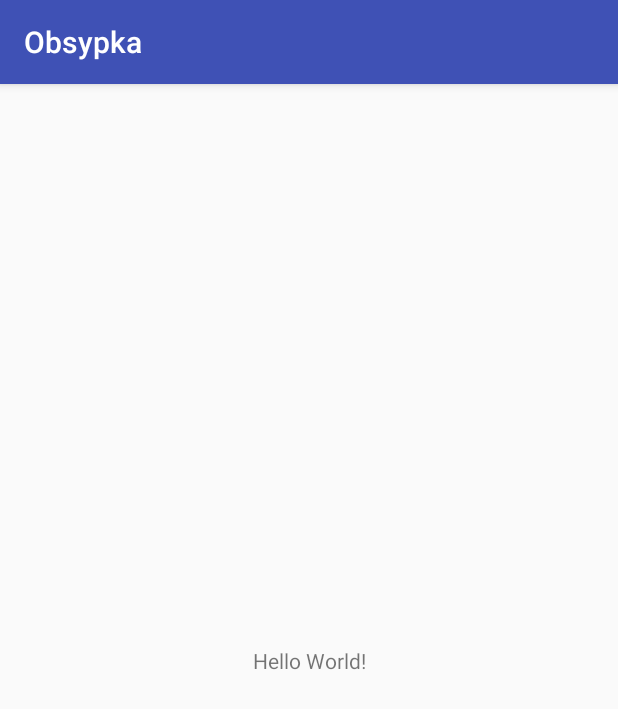
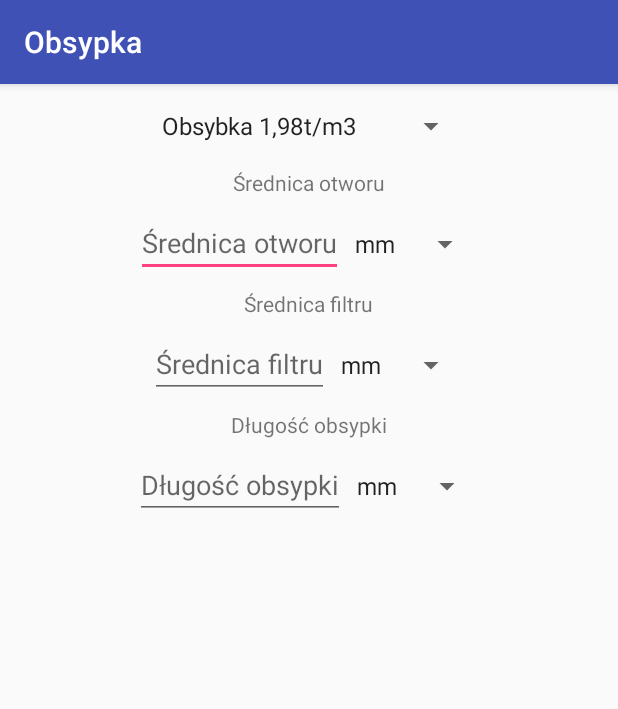
Before and after one commit to macwojs/Obsypka, an Android app: the screen it shows after launch (MainActivity), on a phone screen of 412 x 824 dp. Shown: the top 709 px of the screen. Run offline under Robolectric (Android 15) with nearby library versions, the phone set to English and light mode, and no system bars.

Commit message:
Add main_layout config

```diff
--- a/app/src/main/res/layout/activity_main.xml
+++ b/app/src/main/res/layout/activity_main.xml
@@ -1,18 +1,66 @@
 <?xml version="1.0" encoding="utf-8"?>
-<android.support.constraint.ConstraintLayout xmlns:android="http://schemas.android.com/apk/res/android"
+<LinearLayout
+    xmlns:android="http://schemas.android.com/apk/res/android"
     xmlns:app="http://schemas.android.com/apk/res-auto"
     xmlns:tools="http://schemas.android.com/tools"
     android:layout_width="match_parent"
     android:layout_height="match_parent"
-    tools:context="com.example.macwojs.obsypka.MainActivity">
+    tools:context="com.example.macwojs.obsypka.MainActivity"
+    android:orientation="vertical"
+    android:gravity="center_horizontal"
+    >
+
+
+    <Spinner
+        style="@style/material_spinner"
+        android:id="@+id/planets_spinner"
+        android:entries="@array/material_array"/>
 
     <TextView
+        style="@style/tytul_wymiary"
+        android:text="@string/sr_otw"/>
+    <LinearLayout
         android:layout_width="wrap_content"
         android:layout_height="wrap_content"
-        android:text="Hello World!"
-        app:layout_constraintBottom_toBottomOf="parent"
-        app:layout_constraintLeft_toLeftOf="parent"
-        app:layout_constraintRight_toRightOf="parent"
-        app:layout_constraintTop_toTopOf="parent" />
+        android:orientation="horizontal"
+        android:layout_marginBottom="8dp">
+        <EditText
+            style="@style/wprowadzanie_wymiary"
+            android:hint="@string/sr_otw"/>
+        <Spinner
+            style="@style/wybieranie_jednostki"
+            android:entries="@array/jed_array"/>
+    </LinearLayout>
 
-</android.support.constraint.ConstraintLayout>
+    <TextView
+        style="@style/tytul_wymiary"
+        android:text="@string/sr_filtru"/>
+    <LinearLayout
+        android:layout_width="wrap_content"
+        android:layout_height="wrap_content"
+        android:orientation="horizontal"
+        android:layout_marginBottom="8dp">
+        <EditText
+            style="@style/wprowadzanie_wymiary"
+            android:hint="@string/sr_filtru"/>
+        <Spinner
+            style="@style/wybieranie_jednostki"
+            android:entries="@array/jed_array"/>
+    </LinearLayout>
+
+    <TextView
+        style="@style/tytul_wymiary"
+        android:text="@string/d_obs"/>
+    <LinearLayout
+        android:layout_width="wrap_content"
+        android:layout_height="wrap_content"
+        android:orientation="horizontal"
+        android:layout_marginBottom="8dp">
+        <EditText
+            style="@style/wprowadzanie_wymiary"
+            android:hint="@string/d_obs"/>
+        <Spinner
+            style="@style/wybieranie_jednostki"
+            android:entries="@array/jed_array"/>
+    </LinearLayout>
+</LinearLayout>
--- a/app/src/main/res/values/strings.xml
+++ b/app/src/main/res/values/strings.xml
@@ -1,3 +1,24 @@
 <resources>
     <string name="app_name">Obsypka</string>
+
+    <string name="material_prompt">Wybierz materiał</string>
+
+    <string-array name="material_array">
+        <item>@string/obs_waga</item>
+        <item>@string/com_waga</item>
+    </string-array>
+
+    <string-array name="jed_array">
+        <item>mm</item>
+        <item>cm</item>
+        <item>m</item>
+    </string-array>
+
+    <string name="sr_otw">Średnica otworu</string>
+    <string name="sr_filtru">Średnica filtru</string>
+    <string name="d_obs">Długość obsypki</string>
+    <string name="obs_waga">Obsybka 1,98t/m3</string>
+    <string name="com_waga">Compactonic 1 t/m3</string>
+    <string name="Oblicz">Oblicz</string>
+
 </resources>
--- a/app/src/main/res/values/styles.xml
+++ b/app/src/main/res/values/styles.xml
@@ -8,4 +8,30 @@
         <item name="colorAccent">@color/colorAccent</item>
     </style>
 
+    <style name="material_spinner">
+        <item name="android:layout_marginTop">16dp</item>
+        <item name="android:layout_marginBottom">16dp</item>
+        <item name="android:layout_height">wrap_content</item>
+        <item name="android:layout_width">wrap_content</item>
+    </style>
+
+    <style name="tytul_wymiary">
+        <item name="android:layout_height">wrap_content</item>
+        <item name="android:layout_width">wrap_content</item>
+        <item name="android:layout_marginBottom">8dp</item>
+    </style>
+
+    <style name="wprowadzanie_wymiary">
+        <item name="android:layout_height">wrap_content</item>
+        <item name="android:layout_width">wrap_content</item>
+        <item name="android:inputType">number</item>
+    </style>
+
+    <style name="wybieranie_jednostki">
+        <item name="android:layout_height">wrap_content</item>
+        <item name="android:layout_width">wrap_content</item>
+        <item name="android:gravity">center_vertical</item>
+    </style>
+
+
 </resources>
```
